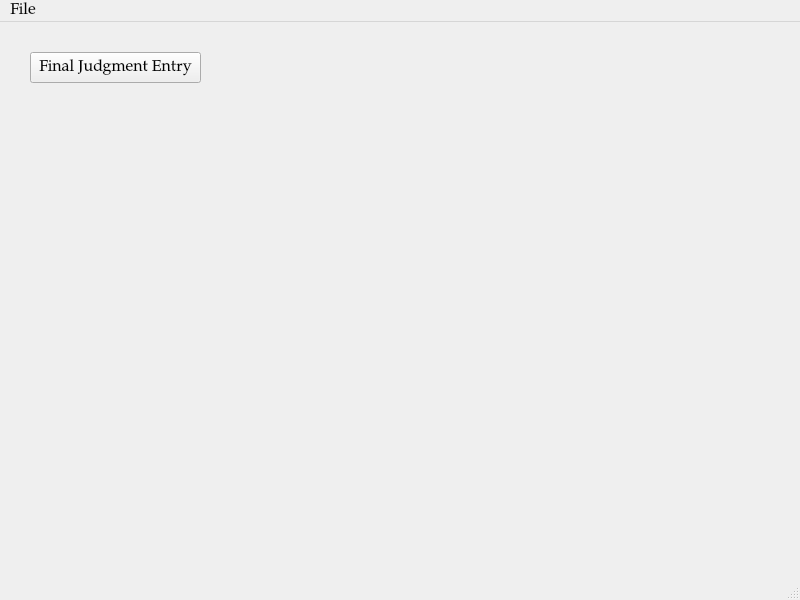
Above: ui/MainWindow.ui from HunterProgram22/MuniEntry before the change. Below: the same form after it.
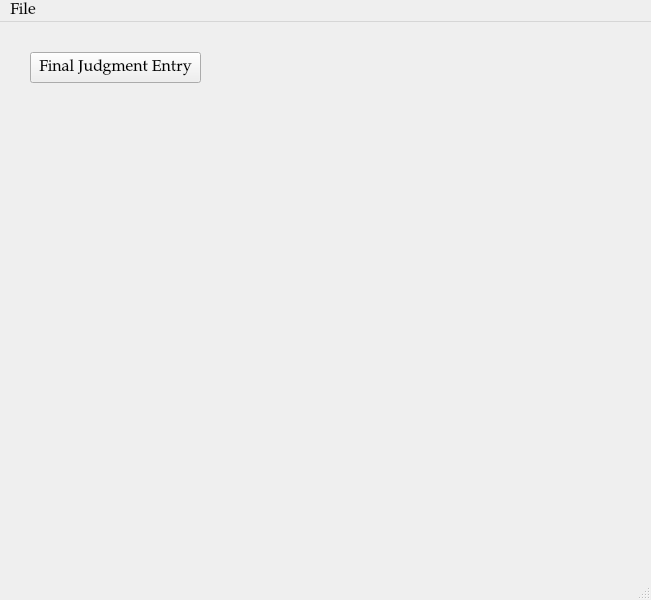
That is the form after the change.

```diff
--- a/ui/MainWindow.ui
+++ b/ui/MainWindow.ui
@@ -6,7 +6,7 @@
    <rect>
     <x>0</x>
     <y>0</y>
-    <width>800</width>
+    <width>651</width>
     <height>600</height>
    </rect>
   </property>
@@ -39,7 +39,7 @@
     <rect>
      <x>0</x>
      <y>0</y>
-     <width>800</width>
+     <width>651</width>
      <height>28</height>
     </rect>
    </property>
```
